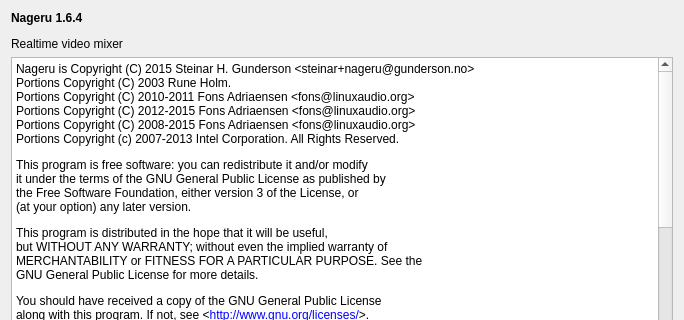
Old version of the form ui_aboutdialog.ui in the repository jljouannic/nageru; both pictures show x 0 to 684 and y 0 to 320 of the 684 by 544 pixel window.
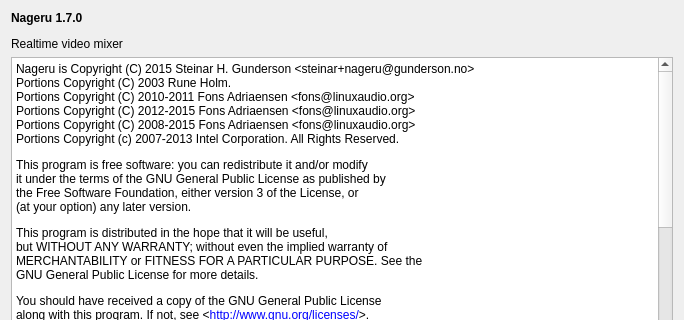
New version of the form.

Commit message: Release Nageru 1.7.0.

```diff
--- a/ui_aboutdialog.ui
+++ b/ui_aboutdialog.ui
@@ -17,7 +17,7 @@
    <item>
     <widget class="QLabel" name="label">
      <property name="text">
-      <string>&lt;p&gt;&lt;b&gt;Nageru 1.6.4&lt;/b&gt;&lt;/p&gt;
+      <string>&lt;p&gt;&lt;b&gt;Nageru 1.7.0&lt;/b&gt;&lt;/p&gt;
 
 &lt;p&gt;Realtime video mixer&lt;/p&gt;</string>
      </property>
```
The commit also changes 1 other file.
